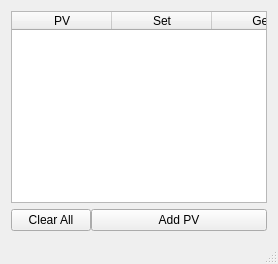
First picture: the form in qpvcontrol/qpvcontrol.ui, repository AustralianSynchrotron/qepicspv, before the edit.
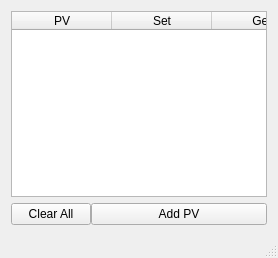
Second picture: the form after the edit. Icons and pictures are not drawn.

Commit message: new file:   qpvcontrol/icon.png 	new file:   qpvcontrol/icon.svg 	modified:   qpvcontrol/qpvcontrol.pro 	modified:   qpvcontrol/qpvcontrol.ui 	modified:   qtpv/qtpv.cpp

What changed in the file:
```diff
--- a/qpvcontrol/qpvcontrol.ui
+++ b/qpvcontrol/qpvcontrol.ui
@@ -2,6 +2,14 @@
 <ui version="4.0">
  <class>QEpicsPvApp</class>
  <widget class="QMainWindow" name="QEpicsPvApp">
+  <property name="geometry">
+   <rect>
+    <x>0</x>
+    <y>0</y>
+    <width>264</width>
+    <height>258</height>
+   </rect>
+  </property>
   <property name="windowTitle">
    <string>QEpicsPvapp</string>
   </property>
```
Left out of the diff: 8 changed lines with no effect on the pictures. The commit also changes 4 other files.
